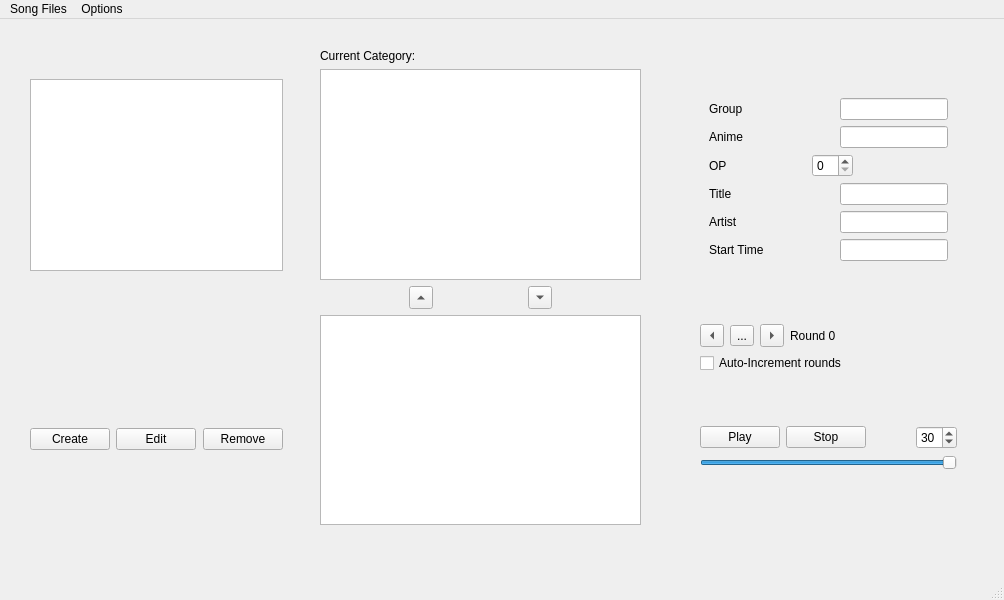
Old version of the form controlwindow.ui in the repository AlexjHeat/MusicTriviaPy.
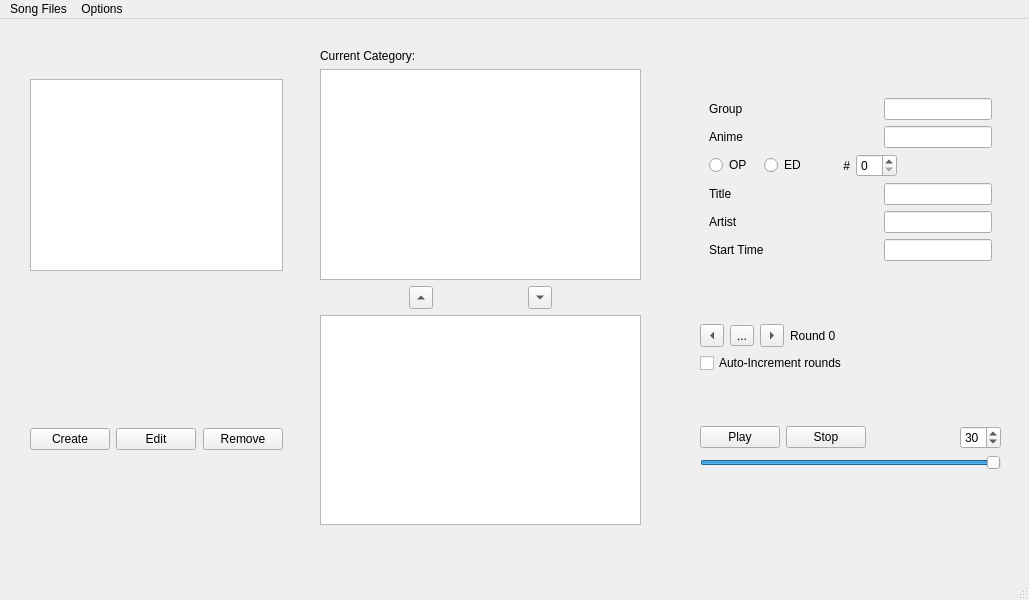
New version of the form.

Patch:
```diff
--- a/controlwindow.ui
+++ b/controlwindow.ui
@@ -6,7 +6,7 @@
    <rect>
     <x>0</x>
     <y>0</y>
-    <width>1004</width>
+    <width>1029</width>
     <height>600</height>
    </rect>
   </property>
@@ -225,7 +225,7 @@
      <rect>
       <x>700</x>
       <y>50</y>
-      <width>257</width>
+      <width>301</width>
       <height>421</height>
      </rect>
     </property>
@@ -289,11 +289,28 @@
             </layout>
            </item>
            <item>
-            <layout class="QHBoxLayout" name="horizontalLayout_7">
+            <layout class="QHBoxLayout" name="horizontalLayout_3">
+             <item>
+              <widget class="QRadioButton" name="op_radbtn">
+               <property name="text">
+                <string>OP  </string>
+               </property>
+              </widget>
+             </item>
+             <item>
+              <widget class="QRadioButton" name="ed_radbtn">
+               <property name="text">
+                <string>ED</string>
+               </property>
+              </widget>
+             </item>
              <item>
               <widget class="QLabel" name="label_5">
                <property name="text">
-                <string>OP</string>
+                <string>#</string>
+               </property>
+               <property name="alignment">
+                <set>Qt::AlignRight|Qt::AlignTrailing|Qt::AlignVCenter</set>
                </property>
               </widget>
              </item>
@@ -308,7 +325,7 @@
               </widget>
              </item>
              <item>
-              <spacer name="horizontalSpacer_8">
+              <spacer name="horizontalSpacer_9">
                <property name="orientation">
                 <enum>Qt::Horizontal</enum>
                </property>
@@ -593,7 +610,7 @@
     <rect>
      <x>0</x>
      <y>0</y>
-     <width>1004</width>
+     <width>1029</width>
      <height>22</height>
     </rect>
    </property>
```
Left out of the diff: 4 changed lines with no effect on the pictures.
